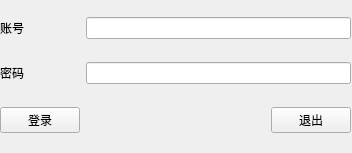
Before: the Qt Designer form loginwindow.ui in unconsolable/test-system, drawn with Qt 5.
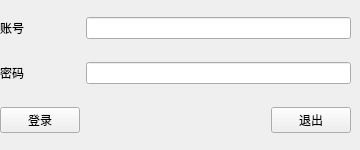
After: the same form once the commit is applied.

The edit to the form file:
```diff
--- a/loginwindow.ui
+++ b/loginwindow.ui
@@ -6,10 +6,22 @@
    <rect>
     <x>0</x>
     <y>0</y>
-    <width>352</width>
-    <height>153</height>
+    <width>360</width>
+    <height>150</height>
    </rect>
   </property>
+  <property name="minimumSize">
+   <size>
+    <width>360</width>
+    <height>150</height>
+   </size>
+  </property>
+  <property name="maximumSize">
+   <size>
+    <width>360</width>
+    <height>150</height>
+   </size>
+  </property>
   <property name="windowTitle">
    <string>LoginWindow</string>
   </property>
@@ -25,6 +37,12 @@
    <layout class="QGridLayout" name="gridLayout">
     <item row="0" column="0">
      <widget class="QLabel" name="idLabel">
+      <property name="sizePolicy">
+       <sizepolicy hsizetype="Fixed" vsizetype="Minimum">
+        <horstretch>0</horstretch>
+        <verstretch>0</verstretch>
+       </sizepolicy>
+      </property>
       <property name="text">
        <string>账号</string>
       </property>
```
